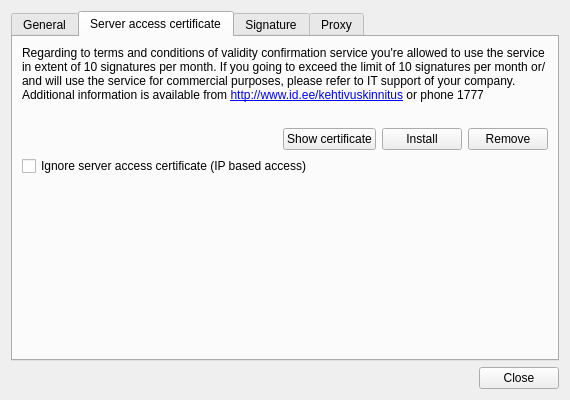
Before: the Qt Designer form client/ui/SettingsDialog.ui in open-eid/qdigidoc, drawn with Qt 5.
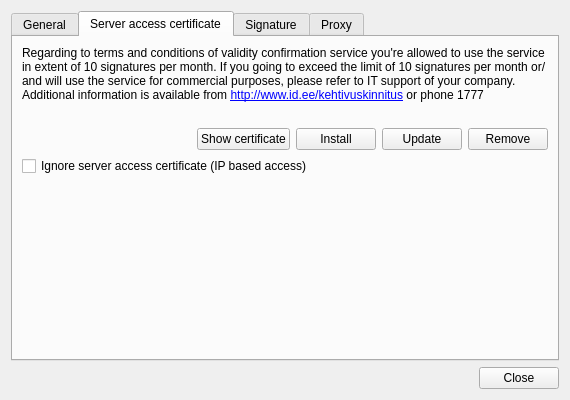
After: the same form once the commit is applied. The open tabs and pages were chosen to show the change.

Commit message:
Add update button under settings dialog
Ticket: #14142

```diff
--- a/client/ui/SettingsDialog.ui
+++ b/client/ui/SettingsDialog.ui
@@ -164,8 +164,8 @@
       <attribute name="title">
        <string>Server access certificate</string>
       </attribute>
-      <layout class="QVBoxLayout" name="tabPKCS12Layout">
-       <item>
+      <layout class="QFormLayout" name="tabPKCS12Layout">
+       <item row="0" column="0" colspan="2">
         <widget class="QLabel" name="p12Label">
          <property name="text">
           <string>Regarding to terms and conditions of validity confirmation service you're allowed to use the service in extent of 10 signatures per month. If you going to exceed the limit of 10 signatures per month or/and will use the service for commercial purposes, please refer to IT support of your company. Additional information is available from &lt;a href=&quot;http://www.id.ee/kehtivuskinnitus&quot;&gt;http://www.id.ee/kehtivuskinnitus&lt;/a&gt; or phone 1777</string>
@@ -181,10 +181,10 @@
          </property>
         </widget>
        </item>
-       <item>
+       <item row="1" column="0" colspan="2">
         <widget class="QLabel" name="p12Error"/>
        </item>
-       <item>
+       <item row="2" column="0" colspan="2">
         <layout class="QHBoxLayout" name="p12ButtonLayout">
          <item>
           <spacer name="p12Spacer">
@@ -213,6 +213,13 @@
            </property>
           </widget>
          </item>
+         <item>
+          <widget class="QPushButton" name="p12Update">
+           <property name="text">
+            <string>Update</string>
+           </property>
+          </widget>
+         </item>
          <item>
           <widget class="QPushButton" name="p12Remove">
            <property name="text">
@@ -222,26 +229,13 @@
          </item>
         </layout>
        </item>
-       <item>
+       <item row="3" column="0" colspan="2">
         <widget class="QCheckBox" name="p12Ignore">
          <property name="text">
           <string>Ignore server access certificate (IP based access)</string>
          </property>
         </widget>
        </item>
-       <item>
-        <spacer name="verticalSpacer">
-         <property name="orientation">
-          <enum>Qt::Vertical</enum>
-         </property>
-         <property name="sizeHint" stdset="0">
-          <size>
-           <width>0</width>
-           <height>0</height>
-          </size>
-         </property>
-        </spacer>
-       </item>
       </layout>
      </widget>
      <widget class="QWidget" name="tabSignature">
```
The commit also changes 10 other files.
